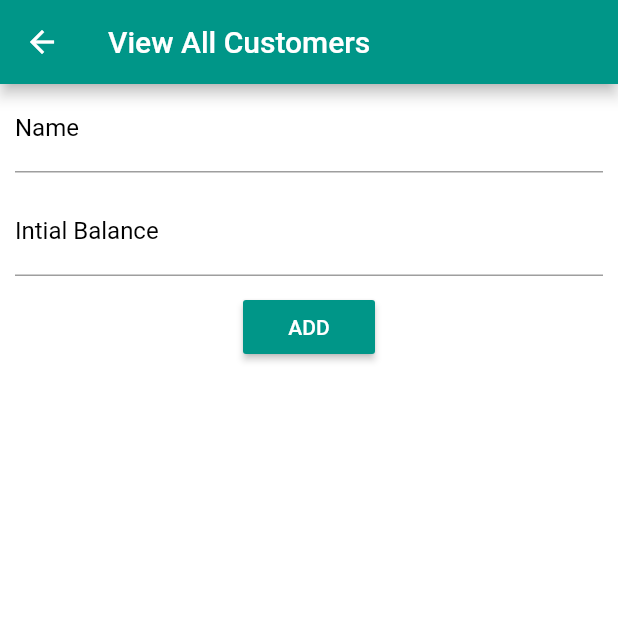
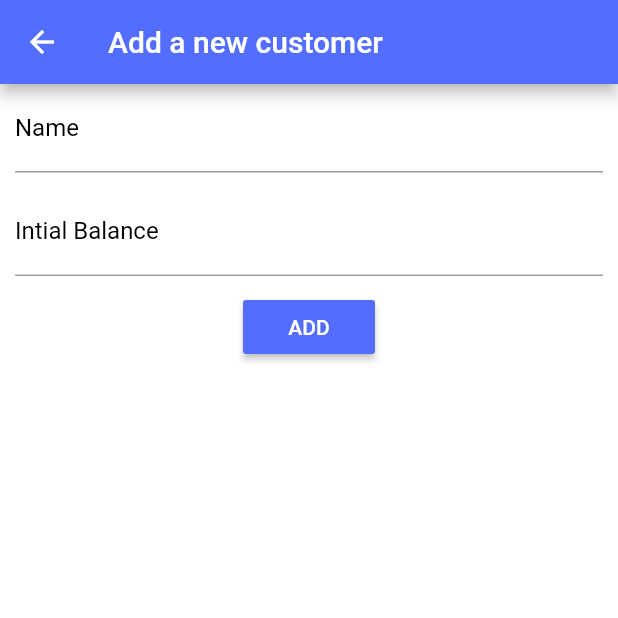
Before and after one commit to SaloniSwagata/The-Sparks-Foundation, a Flutter app: the screen it shows after launch, after a tap on "Insert Customer", on a phone screen of 412 x 824 dp, the top half of it. Run offline on Flutter 3.47's test engine with Material 2 defaults, Android fonts, the light colour scheme and no system bars; our stand-ins replace sqflite; accounts and stored records are empty.

Commit message:
UI Update

```diff
--- a/bank_app/lib/screens/adminDetails.dart
+++ b/bank_app/lib/screens/adminDetails.dart
@@ -15,7 +15,7 @@ class _AdminDetailsScreenState extends State<AdminDetailsScreen> {
     var query = ModalRoute.of(context).settings.arguments  as Customer;
     return Scaffold(
       backgroundColor: Colors.white,
-      appBar: AppBar(backgroundColor: Colors.teal, title: Text(query.name),),
+      appBar: AppBar(backgroundColor: Colors.indigoAccent, title: Text(query.name),),
       body: Padding(
         padding: EdgeInsets.all(10),
         child: Column(
@@ -27,8 +27,7 @@ class _AdminDetailsScreenState extends State<AdminDetailsScreen> {
                query.name,
                style: TextStyle(
                  fontSize: 40,
-                 fontWeight: FontWeight.bold,
-                 color: Colors.red[600],),
+                 color: Colors.teal,),
                 ),
                 const Divider(
                   color: Colors.black,
--- a/bank_app/lib/screens/customers_list.dart
+++ b/bank_app/lib/screens/customers_list.dart
@@ -19,7 +19,7 @@ class _CustomersListState extends State<CustomersList> {
     var query = ModalRoute.of(context).settings.arguments as List<Customer>;
     return Scaffold(
       backgroundColor: Colors.white,
-      appBar: AppBar(backgroundColor: Colors.teal, title: Text('View All Customers'),),
+      appBar: AppBar(backgroundColor: Colors.indigoAccent, title: Text('View All Customers'),),
       body:SafeArea(
         child: SingleChildScrollView(
           child: Container(
--- a/bank_app/lib/screens/insertCustomer.dart
+++ b/bank_app/lib/screens/insertCustomer.dart
@@ -36,7 +36,7 @@ DBHelper db;
   Widget build(BuildContext context) {
     return Scaffold(
       backgroundColor: Colors.white,
-      appBar: AppBar(backgroundColor: Colors.teal, title: Text('View All Customers'),),
+      appBar: AppBar(backgroundColor: Colors.indigoAccent, title: Text('Add a new customer'),),
       body:SafeArea(
         child: Container(
           child: Column(
@@ -94,7 +94,7 @@ DBHelper db;
                       _employeeNameController.text = '';
                       _employeeBalanceController.text = 0.0.toString();
                 },
-                  color: Colors.teal,
+                  color: Colors.indigoAccent,
                   child: Text('ADD',style: TextStyle(color: Colors.white)),
                   ),
 
--- a/bank_app/lib/screens/modal.dart
+++ b/bank_app/lib/screens/modal.dart
@@ -66,7 +66,7 @@ class _NewTransactionState extends State<NewTransaction> {
 
               RaisedButton(
                 onPressed: submit,
-                color: Colors.teal,
+                color: Colors.indigoAccent,
                 child: Text("Make Transfer", style: TextStyle(fontWeight: FontWeight.bold,),),
                 textColor: Colors.white,)
                 ],
--- a/bank_app/lib/widgets/customcard.dart
+++ b/bank_app/lib/widgets/customcard.dart
@@ -13,8 +13,8 @@ class CustomCard extends StatelessWidget
     return Container(
       alignment: Alignment.center,
       child: Card(
-        color: Colors.teal,
-        child: ListTile(contentPadding: EdgeInsets.all(10),
+        color: Colors.indigoAccent,
+        child: ListTile(contentPadding: EdgeInsets.all(10), shape: RoundedRectangleBorder(borderRadius: BorderRadius.circular(40),),
           leading: Icon(
             icon,
             color: Colors.white,
@@ -24,7 +24,6 @@ class CustomCard extends StatelessWidget
           title,
           style: TextStyle(
             fontSize: 24,
-            fontWeight: FontWeight.bold,
             color: Colors.white,
           ),
         ),
--- a/bank_app/lib/widgets/customerListCard.dart
+++ b/bank_app/lib/widgets/customerListCard.dart
@@ -22,7 +22,7 @@ class _CustomerListCardState extends State<CustomerListCard> {
       alignment: Alignment.center,
       height: 80,
       child: Card(
-        color: Colors.teal,
+        color: Colors.indigoAccent,
         child: ListTile(contentPadding: EdgeInsets.all(10),
           leading: Icon(
             widget.icon,
@@ -33,7 +33,6 @@ class _CustomerListCardState extends State<CustomerListCard> {
           widget.title,
           style: TextStyle(
             fontSize: 22,
-            fontWeight: FontWeight.bold,
             color: Colors.white,
           ),
         ),
```
Also changed, not shown: bank_app/lib/screens/customer_details.dart (+4 -5 lines), bank_app/assets/images/profilepic.jpg.
